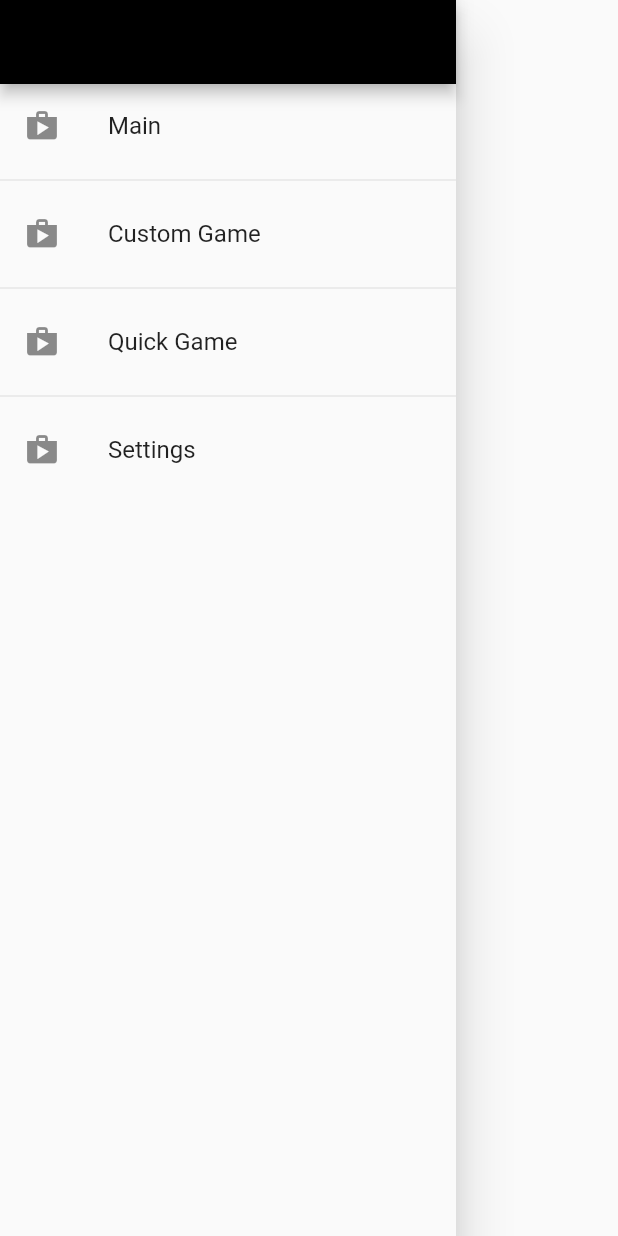
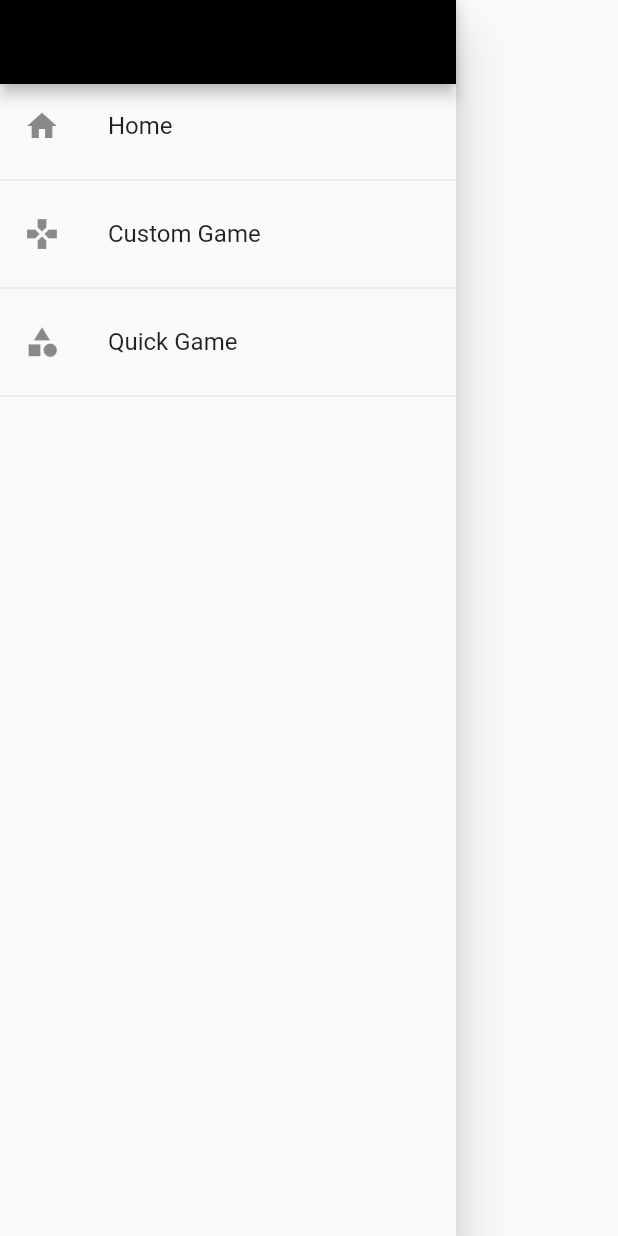
Before and after one commit to Boka44/barjoker-mobile, a Flutter app: the SidePanel widget shown alone on an empty page, opened directly, on a phone screen of 412 x 824 dp. Run offline on Flutter 3.47's test engine with Material 2 defaults, Android fonts, the phone set to English and light mode, and no system bars.

Commit message:
Menu Icons

```diff
--- a/lib/screens/quick_game_screen.dart
+++ b/lib/screens/quick_game_screen.dart
@@ -26,7 +26,7 @@ class _QuickGameScreenState extends State<QuickGameScreen> {
     final dares = Provider.of<Dares>(context);
     return Scaffold(
       appBar: AppBar(
-        title: Text('Barjoker'),
+        // title: Text('Barjoker'),
       ),
       body: Container(
         width: deviceSize.width,
--- a/lib/widgets/side_panel.dart
+++ b/lib/widgets/side_panel.dart
@@ -19,8 +19,8 @@ class SidePanel extends StatelessWidget {
           ),
           if(current != 'main')
             ListTile(
-              leading: Icon(Icons.shop),
-              title: Text('Main'),
+              leading: Icon(Icons.home),
+              title: Text('Home'),
               onTap: () {
                 Navigator.of(context).pushReplacementNamed(MainScreen.routeName);
               },
@@ -29,7 +29,7 @@ class SidePanel extends StatelessWidget {
             Divider(),
           if(current != 'custom')
             ListTile(
-              leading: Icon(Icons.shop),
+              leading: Icon(Icons.gamepad),
               title: Text('Custom Game'),
               onTap: () {
                 Navigator.of(context).pushNamed(QuickGameScreen.routeName);
@@ -39,7 +39,7 @@ class SidePanel extends StatelessWidget {
             Divider(),
           if(current != 'quick')
             ListTile(
-              leading: Icon(Icons.shop),
+              leading: Icon(Icons.category),
               title: Text('Quick Game'),
               onTap: () {
                 Navigator.of(context).pushNamed(QuickGameScreen.routeName);
@@ -49,7 +49,7 @@ class SidePanel extends StatelessWidget {
             Divider(),
           if(current != 'customize')
             ListTile(
-              leading: Icon(Icons.shop),
+              leading: Icon(Icons.edit),
               title: Text('Customize'),
               onTap: () {
                 Navigator.of(context).pushReplacementNamed(CustomizeScreen.routeName);
@@ -57,14 +57,14 @@ class SidePanel extends StatelessWidget {
             ),
           if(current != 'customize')
             Divider(),
-          if(current != 'settings')
-            ListTile(
-              leading: Icon(Icons.shop),
-              title: Text('Settings'),
-              onTap: () {
-                Navigator.of(context).pushReplacementNamed(QuickGameScreen.routeName);
-              },
-          ),
+          // if(current != 'settings')
+          //   ListTile(
+          //     leading: Icon(Icons.shop),
+          //     title: Text('Settings'),
+          //     onTap: () {
+          //       Navigator.of(context).pushReplacementNamed(QuickGameScreen.routeName);
+          //     },
+          // ),
         ],
       ),
     );
```
Also changed, not shown: lib/screens/home.dart (+22 -5 lines).
